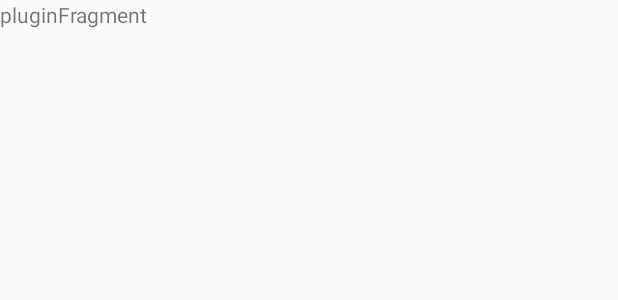
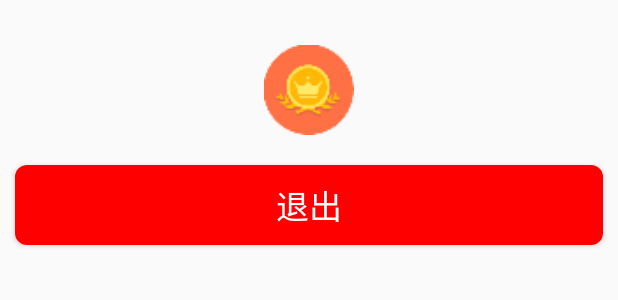
Before and after one commit to SSSYoung/UESTCer, an Android app: the layout fragment_plugin.xml on its own in the app's theme, with its tools: preview values and no code run, on a phone screen of 412 x 824 dp. Shown: the top 300 px of the screen. Run offline under Robolectric (Android 15) with nearby library versions, the phone set to English and light mode, and no system bars.

Commit message:
基本功能完成   屏幕适配还有问题

```diff
--- a/app/src/main/java/test/example/com/uestcer/view/PlugInFragment.java
+++ b/app/src/main/java/test/example/com/uestcer/view/PlugInFragment.java
@@ -1,25 +1,71 @@
 package test.example.com.uestcer.view;
 
+import android.app.ProgressDialog;
 import android.os.Bundle;
 import android.support.annotation.Nullable;
 import android.view.LayoutInflater;
 import android.view.View;
 import android.view.ViewGroup;
+import android.widget.Button;
 
+import com.hyphenate.chat.EMClient;
+
+import test.example.com.uestcer.MainActivity;
 import test.example.com.uestcer.R;
+import test.example.com.uestcer.presenter.LogoutPresenter;
+import test.example.com.uestcer.presenter.impl.LogoutPresenterImpl;
+import test.example.com.uestcer.utils.ToastUtils;
 
 /**
  * Created by DK on 2017/5/5.
  */
-public class PlugInFragment extends BaseFragment{
+public class PlugInFragment extends BaseFragment implements PluginView{
+    private ProgressDialog mProgressDialog=null;
+    private LogoutPresenter presenter=null;
+    private Button btn_logput;
+
     @Nullable
     @Override
     public View onCreateView(LayoutInflater inflater, @Nullable ViewGroup container, @Nullable Bundle savedInstanceState) {
-       return inflater.inflate(R.layout.fragment_plugin,null);
+        mProgressDialog=new ProgressDialog(getActivity());
+        mProgressDialog.setCancelable(false);
+        presenter=new LogoutPresenterImpl(this);
+
+
+        return inflater.inflate(R.layout.fragment_plugin,null);
     }
 
     @Override
     public void onViewCreated(View view, @Nullable Bundle savedInstanceState) {
+        btn_logput= (Button) view.findViewById(R.id.btn_logout);
+        btn_logput.setText("退出当前账号"+ EMClient.getInstance().getCurrentUser());
+        btn_logput.setOnClickListener(new View.OnClickListener() {
+            @Override
+            public void onClick(View v) {
+                mProgressDialog.setMessage("正在退出....");
+                presenter.logout();
+            }
+        });
         super.onViewCreated(view, savedInstanceState);
+
+    }
+
+    @Override
+    public void onlogout(boolean isLogout, String msg) {
+        mProgressDialog.hide();
+        if (isLogout){
+            MainActivity activity= (MainActivity) getActivity();
+            activity.startActivity(LoginActivity.class,true);
+        }else {
+            ToastUtils.showToast(getActivity(),"退出失败");
+        }
+    }
+
+    @Override
+    public void onDestroyView() {
+        super.onDestroyView();
+        if (mProgressDialog!=null){
+            mProgressDialog.dismiss();
+        }
     }
 }
--- a/app/src/main/res/layout/fragment_plugin.xml
+++ b/app/src/main/res/layout/fragment_plugin.xml
@@ -1,9 +1,25 @@
 <?xml version="1.0" encoding="utf-8"?>
 <LinearLayout xmlns:android="http://schemas.android.com/apk/res/android"
-    android:orientation="vertical" android:layout_width="match_parent"
-    android:layout_height="match_parent">
-    <TextView
-        android:layout_width="wrap_content"
+    android:layout_width="match_parent"
+    android:layout_height="match_parent"
+    android:orientation="vertical">
+    <ImageView
+        android:layout_gravity="center_horizontal"
+        android:layout_width="60dp"
+        android:layout_height="60dp"
+        android:src="@mipmap/avatar7"
+        android:layout_marginTop="30dp"/>
+    <Button
+        android:textAllCaps="false"
+        android:id="@+id/btn_logout"
+        android:layout_marginRight="10dp"
+        android:layout_marginLeft="10dp"
+        android:layout_marginTop="20dp"
+        android:layout_width="match_parent"
         android:layout_height="wrap_content"
-        android:text="pluginFragment"/>
+        android:text="退出"
+        android:textSize="22sp"
+        android:padding="10dp"
+        android:background="@drawable/logout_btn_selector"
+        android:textColor="@android:color/white"/>
 </LinearLayout>
```
